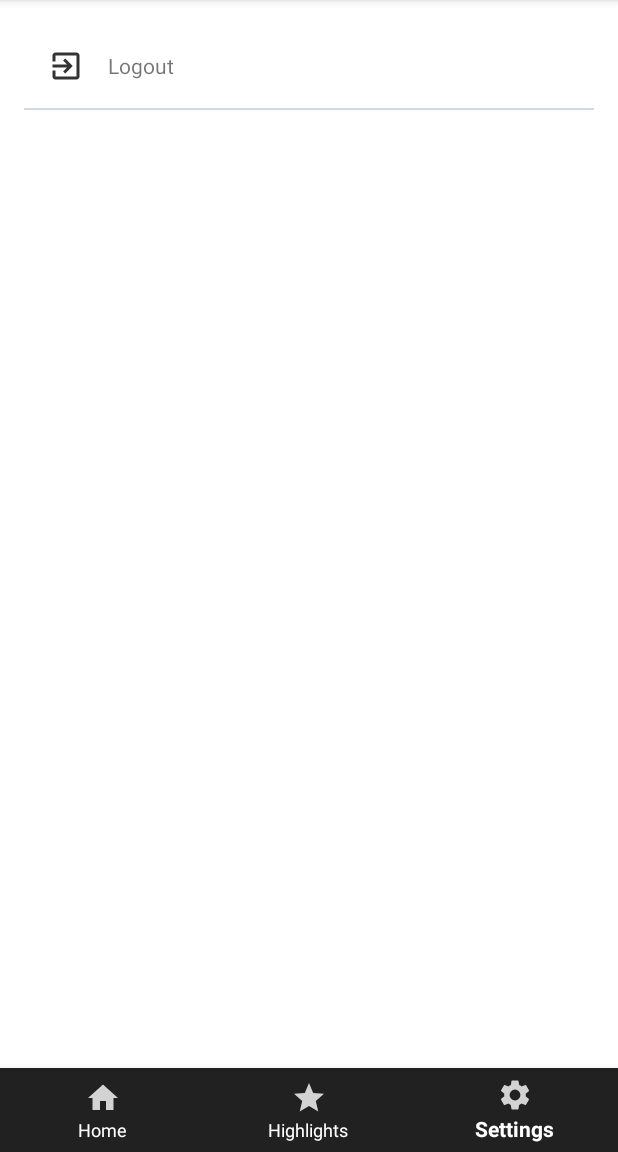
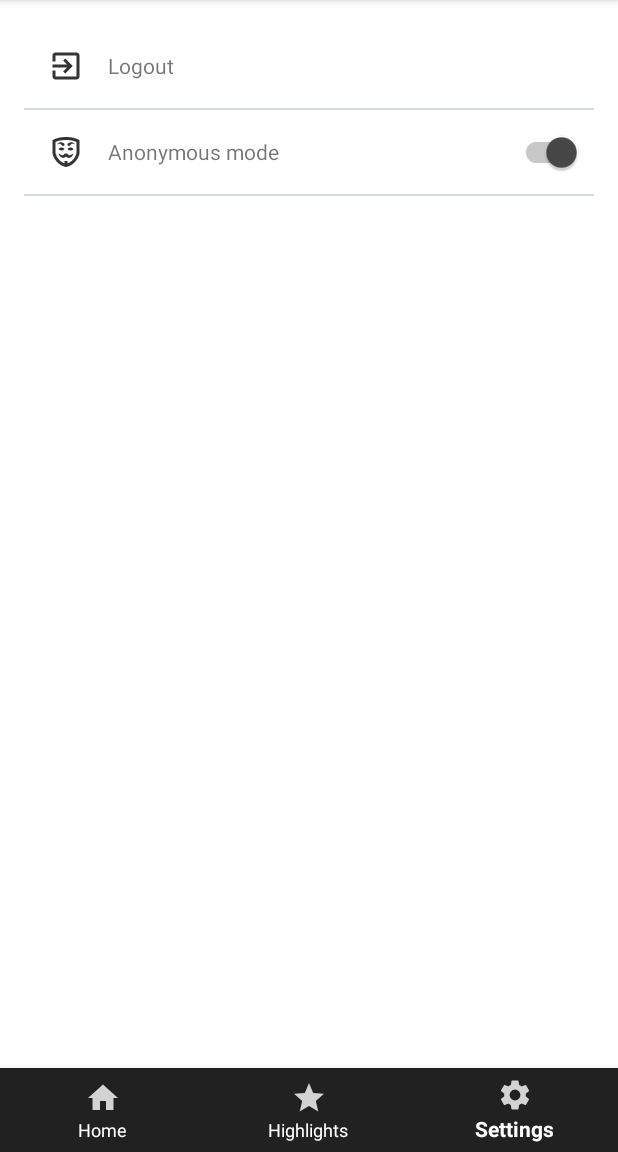
Before and after one commit to Rodrigolmti/whispers, an Android app: the SettingsFragment screen opened through its navigation route, on a phone screen of 412 x 824 dp, the part 84-1236 px from its top. Run offline under Robolectric (Android 15) with nearby library versions, the phone set to English and light mode, and no system bars; our stand-ins replace navigation-ui; 14 statements that could not run were skipped.

Commit message:
Add anonymous mode

```diff
--- a/app/src/main/java/com/vortex/secret/data/repository/AuthRepository.kt
+++ b/app/src/main/java/com/vortex/secret/data/repository/AuthRepository.kt
@@ -3,6 +3,7 @@ package com.vortex.secret.data.repository
 import com.google.android.gms.tasks.Task
 import com.google.firebase.auth.AuthResult
 import com.vortex.secret.data.UserSession
+import com.vortex.secret.data.local.ANONYMOUS_MODE
 import com.vortex.secret.data.local.ILocalPreferences
 import com.vortex.secret.data.local.NO_VALUE
 import com.vortex.secret.data.local.USER_ID
@@ -120,6 +121,7 @@ class AuthRepository(
                     UserSession.removeUser()
                     firestoreManager.signOut()
                     localPreferences.clearKey(USER_ID)
+                    localPreferences.clearKey(ANONYMOUS_MODE)
                     continuation.resume(Result.Success(true))
 
                 } catch (error: Exception) {
--- a/app/src/main/res/layout/fragment_settings.xml
+++ b/app/src/main/res/layout/fragment_settings.xml
@@ -66,7 +66,7 @@
         app:layout_constraintTop_toTopOf="@+id/gdTop"/>
 
     <View
-        android:id="@+id/viSeparator"
+        android:id="@+id/viSeparatorLogout"
         android:layout_width="0dp"
         android:layout_height="1dp"
         android:background="@color/geyser"
@@ -74,4 +74,42 @@
         app:layout_constraintStart_toStartOf="@+id/gdStart"
         app:layout_constraintTop_toBottomOf="@+id/tvLogout"/>
 
+    <TextView
+        android:id="@+id/tvAnonymous"
+        android:layout_width="0dp"
+        android:layout_height="wrap_content"
+        android:layout_marginEnd="8dp"
+        android:padding="16dp"
+        android:clickable="true"
+        android:drawablePadding="16dp"
+        android:drawableStart="@drawable/ic_action_anonymous"
+        android:focusable="true"
+        android:foreground="?android:selectableItemBackground"
+        android:gravity="center|start"
+        android:text="Anonymous mode"
+        app:layout_constraintEnd_toStartOf="@+id/swAnonymous"
+        app:layout_constraintStart_toStartOf="@+id/gdStart"
+        app:layout_constraintTop_toBottomOf="@+id/viSeparatorLogout"/>
+
+    <androidx.appcompat.widget.SwitchCompat
+        android:id="@+id/swAnonymous"
+        android:layout_width="wrap_content"
+        android:layout_height="wrap_content"
+        android:layout_marginTop="8dp"
+        android:layout_marginBottom="8dp"
+        android:layout_marginEnd="8dp"
+        android:checked="true"
+        app:layout_constraintBottom_toBottomOf="@+id/viSeparatorAnonymous"
+        app:layout_constraintEnd_toStartOf="@+id/gdEnd"
+        app:layout_constraintTop_toBottomOf="@+id/tvLogout"/>
+
+    <View
+        android:id="@+id/viSeparatorAnonymous"
+        android:layout_width="0dp"
+        android:layout_height="1dp"
+        android:background="@color/geyser"
+        app:layout_constraintEnd_toStartOf="@+id/gdEnd"
+        app:layout_constraintStart_toStartOf="@+id/gdStart"
+        app:layout_constraintTop_toBottomOf="@+id/tvAnonymous"/>
+
 </androidx.constraintlayout.widget.ConstraintLayout>
```
Also changed, not shown: app/src/main/java/com/vortex/secret/data/local/LocalPreferences.kt (+23 -6 lines), app/src/main/java/com/vortex/secret/data/repository/UserRepository.kt (added, +55 -0 lines), app/src/main/java/com/vortex/secret/di/Module.kt (+3 -5 lines), app/src/main/java/com/vortex/secret/ui/app/settings/SettingsFragment.kt (+16 -2 lines), app/src/main/java/com/vortex/secret/ui/app/settings/SettingsViewModel.kt (+36 -4 lines), app/src/main/res/drawable-hdpi/ic_action_anonymous.png (added), app/src/main/res/drawable-mdpi/ic_action_anonymous.png (added), app/src/main/res/drawable-xhdpi/ic_action_anonymous.png (added), app/src/main/res/drawable-xxhdpi/ic_action_anonymous.png (added), app/src/main/res/drawable-xxxhdpi/ic_action_anonymous.png (added).
